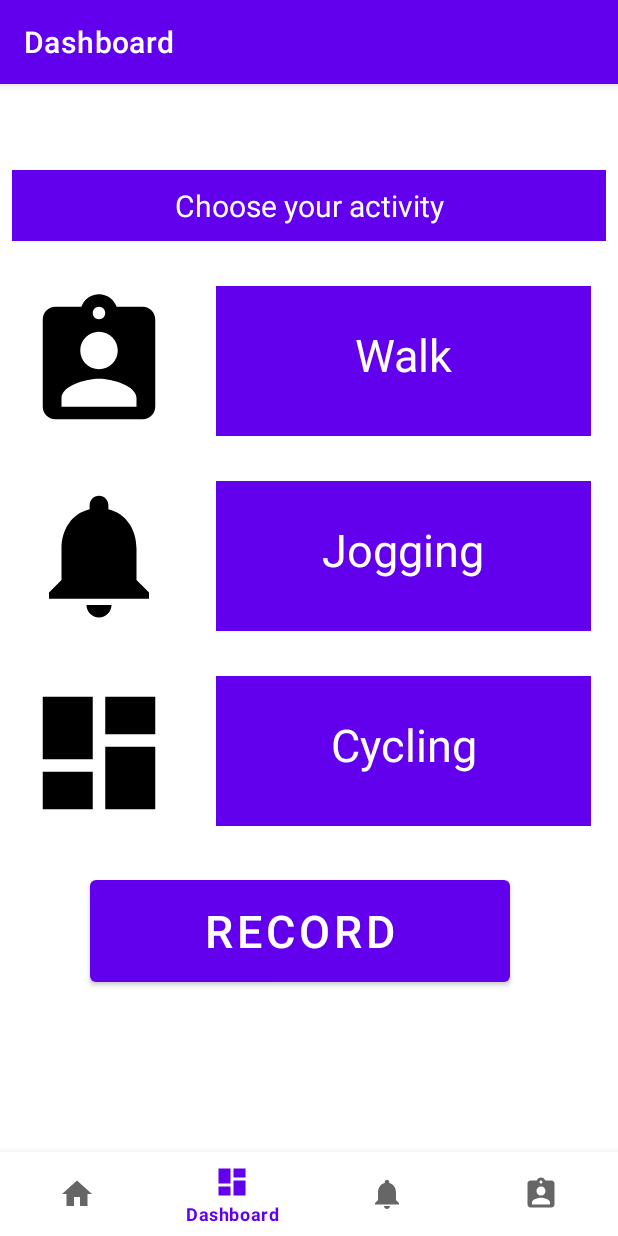
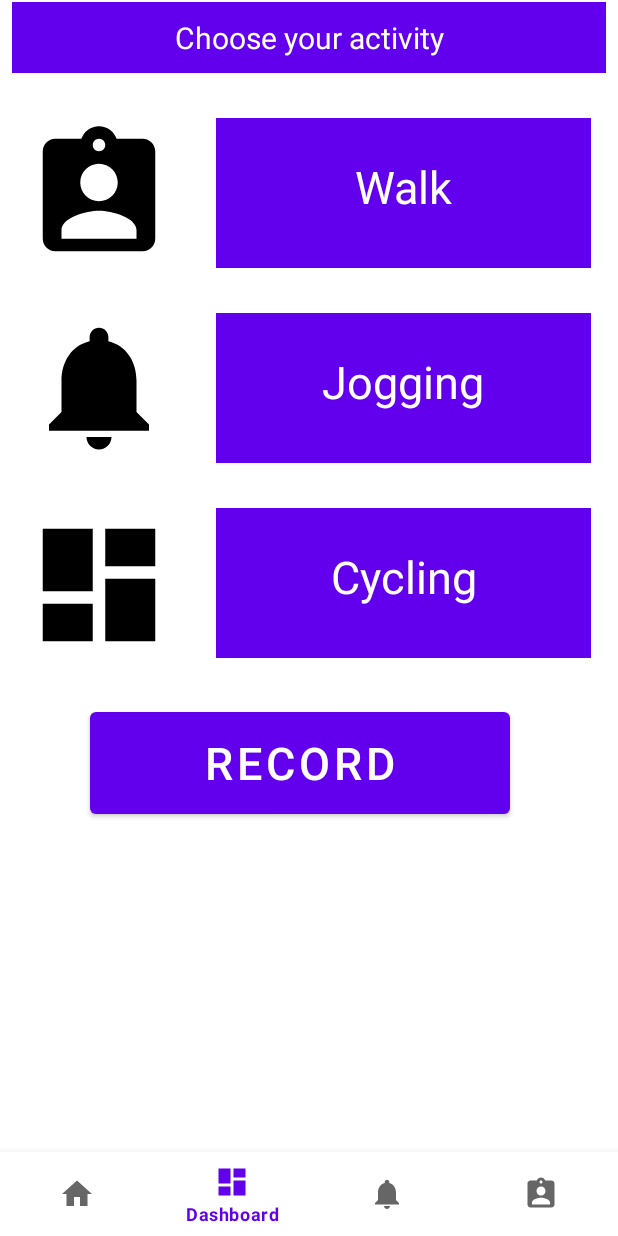
Before and after one commit to H-dymitr/fitness-tracker, an Android app: the screen it shows after launch (MainActivity), item 2 of the bottom bar chosen, on a phone screen of 412 x 824 dp. Run offline under Robolectric (Android 15) with nearby library versions, the phone set to English and light mode, and no system bars; our stand-ins replace data binding, navigation-ui.

Commit message:
dmze (Mateusz)
usunięcie górnej belki i wprowadzanie zmian stylistycznych

```diff
--- a/app/src/main/java/com/example/fitness/MainActivity.kt
+++ b/app/src/main/java/com/example/fitness/MainActivity.kt
@@ -28,6 +28,7 @@ private lateinit var binding: ActivityMainBinding
             R.id.navigation_home, R.id.navigation_dashboard, R.id.navigation_notifications, R.id.profile))
         setupActionBarWithNavController(navController, appBarConfiguration)
         navView.setupWithNavController(navController)
+        supportActionBar?.hide()
     }
 }
 
--- a/app/src/main/res/layout/activity_main.xml
+++ b/app/src/main/res/layout/activity_main.xml
@@ -4,8 +4,7 @@
         xmlns:app="http://schemas.android.com/apk/res-auto"
         android:id="@+id/container"
         android:layout_width="match_parent"
-    android:layout_height="match_parent"
-    android:paddingTop="?attr/actionBarSize" >
+        android:layout_height="match_parent">
 
         <com.google.android.material.bottomnavigation.BottomNavigationView
             android:id="@+id/nav_view"
@@ -18,6 +17,7 @@
             app:layout_constraintLeft_toLeftOf="parent"
             app:layout_constraintRight_toRightOf="parent"
             app:menu="@menu/bottom_nav_menu"/>
+
 
         <fragment
             android:id="@+id/nav_host_fragment_activity_main"
```
Lines whose indentation alone changed are shown as unchanged.
